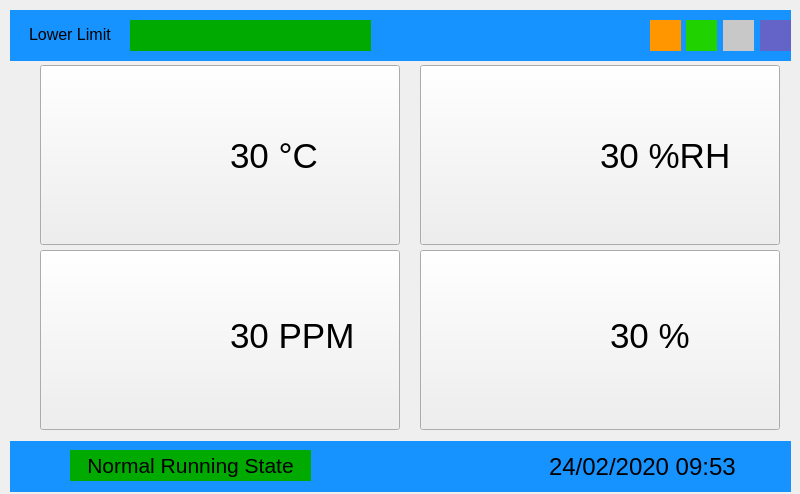
First picture: the form in mainwindow.ui, repository olekhanchai/QtPedcage, before the edit.
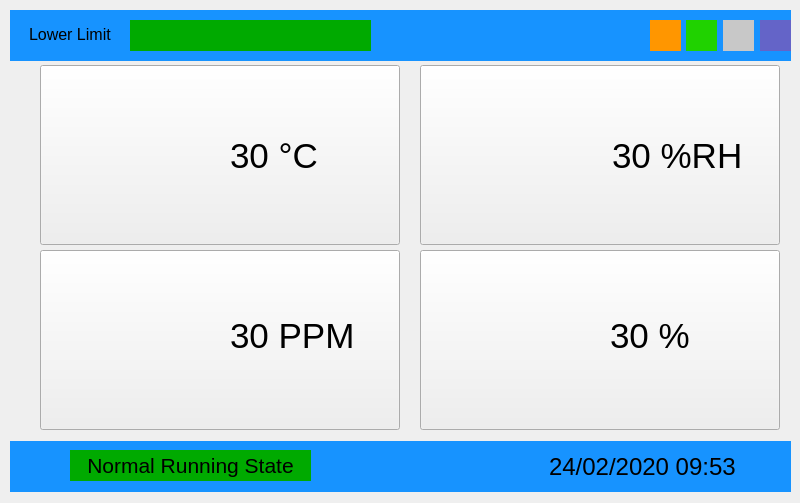
Second picture: the form after the edit. Icons and pictures are not drawn. Custom widgets are drawn as their Qt base class.

Commit message: Add back function for graph history and clean up code.

```diff
--- a/mainwindow.ui
+++ b/mainwindow.ui
@@ -7,7 +7,7 @@
     <x>0</x>
     <y>0</y>
     <width>800</width>
-    <height>494</height>
+    <height>503</height>
    </rect>
   </property>
   <property name="windowTitle">
@@ -565,7 +565,7 @@
      <widget class="QLabel" name="lblHumidityDisp">
       <property name="geometry">
        <rect>
-        <x>600</x>
+        <x>612</x>
         <y>135</y>
         <width>171</width>
         <height>41</height>
```
Left out of the diff: 30 changed lines with no effect on the pictures. The commit also changes 2 other files.
